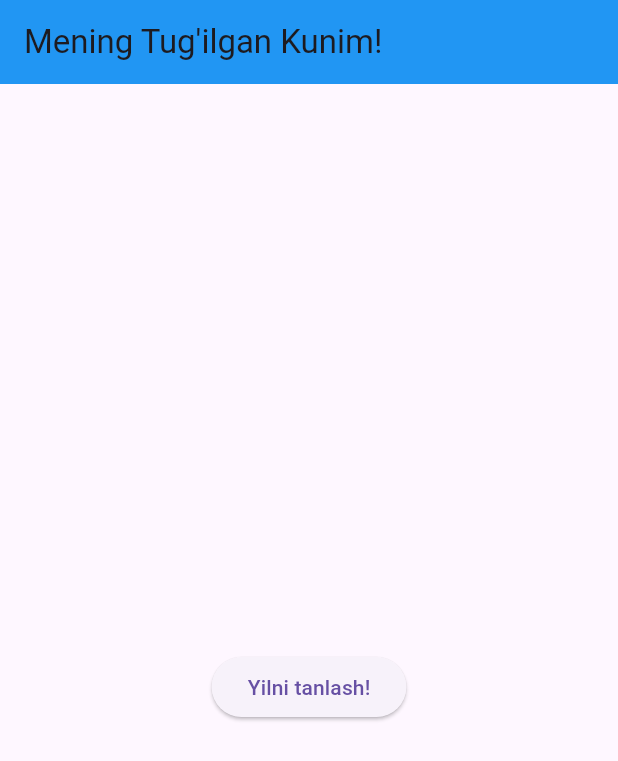
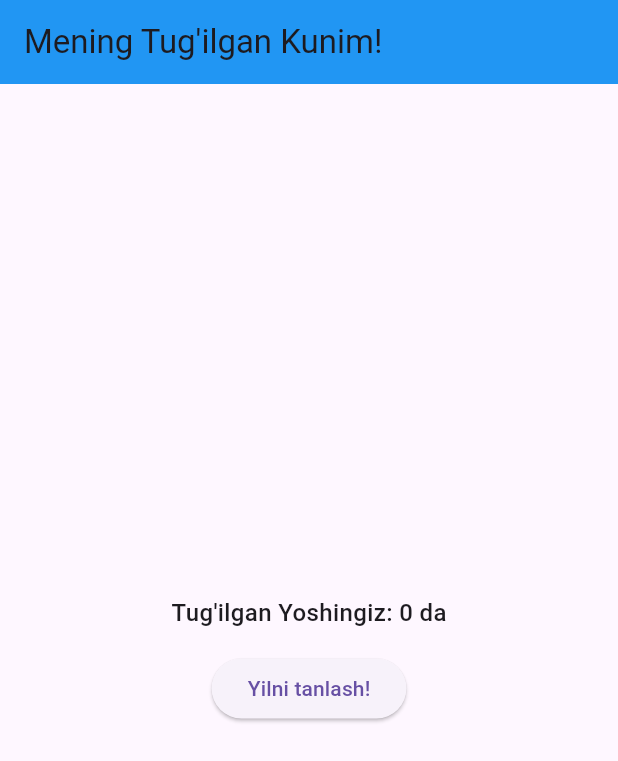
Before and after one commit to XayrullohAbdusamadov/my_day, a Flutter app: the screen it shows after launch, on a phone screen of 412 x 824 dp. Shown: the top 761 px of the screen. Run offline on Flutter 3.47's test engine with Material 2 defaults, Android fonts, the phone set to English and light mode, and no system bars.

Commit message:
new may day

```diff
--- a/lib/main.dart
+++ b/lib/main.dart
@@ -1,6 +1,7 @@
 // ignore_for_file: must_be_immutable
 
 import 'package:flutter/material.dart';
+import 'package:intl/date_symbol_data_local.dart';
 // ignore: unused_import
 import 'package:intl/intl.dart';
 
@@ -20,26 +21,57 @@ class MyApp extends StatelessWidget {
       theme: ThemeData(
         useMaterial3: true,
       ),
-      home: MyHomePage(
-        selectedDate: null,
-      ),
+      home: const MyHomePage(),
     );
   }
 }
 
 class MyHomePage extends StatefulWidget {
-  DateTime? selectedDate;
-  MyHomePage({super.key, required this.selectedDate});
+  const MyHomePage({
+    super.key,
+  });
 
   @override
   State<MyHomePage> createState() => _MyHomePageState();
 }
 
 class _MyHomePageState extends State<MyHomePage> {
-  var selectedDate;
+  late DateTime selectedDate;
+  DateTime dateTime = DateTime.now();
+
+  @override
+  void initState() {
+    initializeDateFormatting();
+    selectedDate = DateTime.now();
+    super.initState();
+  }
+
+  Future<void> _selectDateBorrowed(BuildContext context) async {
+    DateTime? picked = await showDatePicker(
+      context: context,
+      initialDate: selectedDate,
+      firstDate: DateTime(2000),
+      lastDate: DateTime(2030),
+      initialDatePickerMode: DatePickerMode.year,
+      helpText: "TUG'ILGAN YILNI TANLANG!",
+      cancelText: "BEKOR QILISH",
+      confirmText: "TANLASH",
+    );
+    if (picked != null && picked != selectedDate) {
+      setState(
+        () {
+          selectedDate = picked;
+        },
+      );
+    }
+  }
 
   @override
   Widget build(BuildContext context) {
+    var formattedate = DateFormat(
+      'y',
+      'uz',
+    ).format(dateTime);
     return Scaffold(
       appBar: AppBar(
         backgroundColor: Colors.blue,
@@ -51,9 +83,15 @@ class _MyHomePageState extends State<MyHomePage> {
           children: [
             selectedDate == null
                 ? const Text("")
-                : const Text(
-                    "Tug'ilgan Yoshingiz:  ",
-                    style: TextStyle(
+                : Text(
+                    "Tug'ilgan Yoshingiz: ${int.parse(
+                          DateFormat("y").format(
+                            DateTime.now(),
+                          ),
+                        ) - int.parse(
+                          DateFormat("y").format(selectedDate),
+                        )} da",
+                    style: const TextStyle(
                       fontSize: 16,
                       fontWeight: FontWeight.w500,
                     ),
@@ -62,28 +100,11 @@ class _MyHomePageState extends State<MyHomePage> {
               height: 15,
             ),
             ElevatedButton(
-                onPressed: () {
-                  showDatePicker(
-                    context: context,
-                    initialDate: selectedDate ?? DateTime.now(),
-                    firstDate: DateTime(1000),
-                    lastDate: DateTime.now(),
-                    helpText: "TUG'ILGAN YILNI TANLANG!",
-                    cancelText: "BEKOR QILISH",
-                    confirmText: "TANLASH",
-                  ).then(
-                    (value) {
-                      if (value != null) {
-                        setState(() {
-                          selectedDate = value;
-                          print(DateTime.now());
-
-                        });
-                      }
-                    },
-                  );
-                },
-                child: const Text("Yilni tanlash!"))
+              onPressed: () {
+                _selectDateBorrowed(context);
+              },
+              child: const Text("Yilni tanlash!"),
+            ),
           ],
         ),
       ),
```
